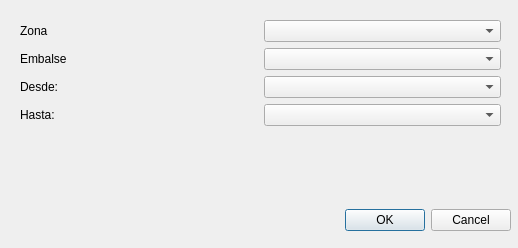
First picture: the form in src/dlg-select-fecha.ui, repository federicomartinlara1976/VerEmbalses, before the edit.
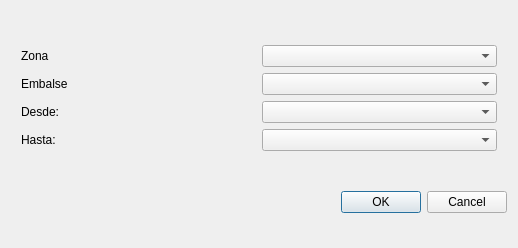
Second picture: the form after the edit. Custom widgets are drawn as their Qt base class.

Diff of the .ui file:
```diff
--- a/src/dlg-select-fecha.ui
+++ b/src/dlg-select-fecha.ui
@@ -13,31 +13,8 @@
   <property name="windowTitle">
    <string>Seleccionar rango de fechas</string>
   </property>
-  <widget class="QDialogButtonBox" name="buttonBox">
-   <property name="geometry">
-    <rect>
-     <x>10</x>
-     <y>200</y>
-     <width>501</width>
-     <height>41</height>
-    </rect>
-   </property>
-   <property name="orientation">
-    <enum>Qt::Horizontal</enum>
-   </property>
-   <property name="standardButtons">
-    <set>QDialogButtonBox::Cancel|QDialogButtonBox::Ok</set>
-   </property>
-  </widget>
-  <widget class="QWidget" name="verticalLayoutWidget">
-   <property name="geometry">
-    <rect>
-     <x>10</x>
-     <y>10</y>
-     <width>501</width>
-     <height>206</height>
-    </rect>
-   </property>
+  <layout class="QVBoxLayout" name="verticalLayout_2">
+   <item>
    <layout class="QVBoxLayout" name="verticalLayout">
     <property name="sizeConstraint">
      <enum>QLayout::SetMinAndMaxSize</enum>
@@ -117,7 +94,18 @@
      </layout>
     </item>
    </layout>
-  </widget>
+   </item>
+   <item>
+    <widget class="QDialogButtonBox" name="buttonBox">
+     <property name="orientation">
+      <enum>Qt::Horizontal</enum>
+     </property>
+     <property name="standardButtons">
+      <set>QDialogButtonBox::Cancel|QDialogButtonBox::Ok</set>
+     </property>
+    </widget>
+   </item>
+  </layout>
  </widget>
  <customwidgets>
   <customwidget>
```
Left out of the diff: 3 changed lines with no effect on the pictures. Lines whose indentation alone changed are shown as unchanged.
